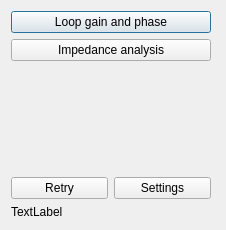
derlucae98/8751A_loop_gain_phase_gui, file startdialog.ui: the form before one commit.
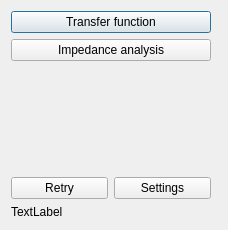
The form after the commit.

Patch:
```diff
--- a/startdialog.ui
+++ b/startdialog.ui
@@ -6,7 +6,7 @@
    <rect>
     <x>0</x>
     <y>0</y>
-    <width>226</width>
+    <width>228</width>
     <height>230</height>
    </rect>
   </property>
@@ -31,7 +31,7 @@
         </size>
        </property>
        <property name="text">
-        <string>Loop gain and phase</string>
+        <string>Transfer function</string>
        </property>
       </widget>
      </item>
```
